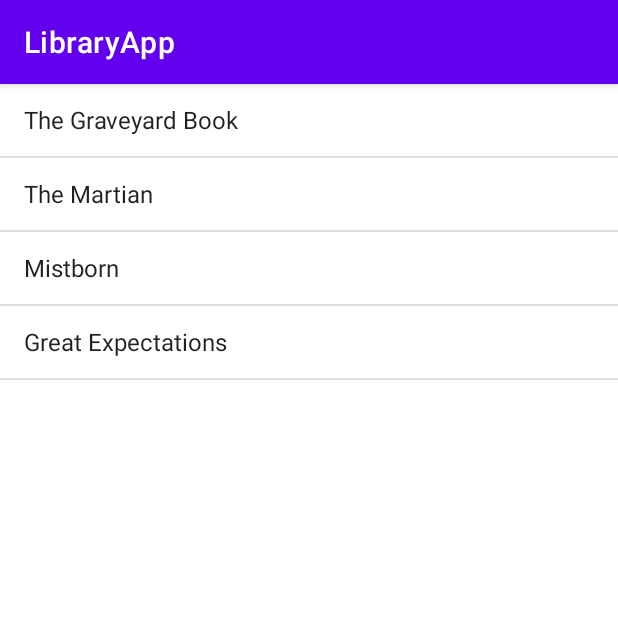
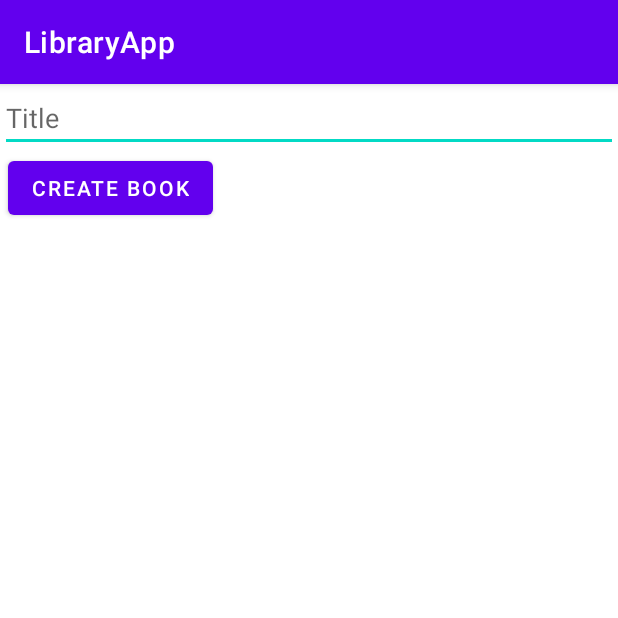
Before and after one commit to LayeredCake/library, an Android app: the screen it shows after launch (MainActivity before the commit, InsertBookActivity after it), on a phone screen of 412 x 824 dp, the top half of it. Run offline under Robolectric (Android 15) with nearby library versions, the phone set to English and light mode, and no system bars.

Commit message:
Created a new Activity for inserting a new book.

```diff
--- a/app/src/main/AndroidManifest.xml
+++ b/app/src/main/AndroidManifest.xml
@@ -10,6 +10,9 @@
         android:supportsRtl="true"
         android:theme="@style/Theme.LibraryApp">
         <activity
+            android:name=".InsertBookActivity"
+            android:exported="false" />
+        <activity
             android:name=".MainActivity"
             android:exported="true">
             <intent-filter>
--- /dev/null
+++ b/app/src/main/java/com/example/libraryapp/InsertBookActivity.kt
@@ -0,0 +1,24 @@
+package com.example.libraryapp
+
+import android.content.Intent
+import androidx.appcompat.app.AppCompatActivity
+import android.os.Bundle
+import android.widget.Button
+import android.widget.EditText
+import android.widget.Toast
+
+class InsertBookActivity : AppCompatActivity() {
+    override fun onCreate(savedInstanceState: Bundle?) {
+        super.onCreate(savedInstanceState)
+        setContentView(R.layout.activity_insert_book)
+        val button: Button = findViewById(R.id.buttonCreateBook)
+        val text: EditText = findViewById(R.id.txtTitle)
+        button.setOnClickListener() {
+            val intent = Intent()
+            intent.putExtra("title", text.text)
+            setResult(RESULT_OK, intent)
+            finish()
+        }
+    }
+
+}
--- a/app/src/main/java/com/example/libraryapp/MainActivity.kt
+++ b/app/src/main/java/com/example/libraryapp/MainActivity.kt
@@ -1,12 +1,17 @@
 package com.example.libraryapp
 
+import android.content.Intent
+import android.net.Uri
 import androidx.appcompat.app.AppCompatActivity
 import android.os.Bundle
 import android.widget.ArrayAdapter
 import android.widget.ListView
+import android.widget.Toast
+import androidx.activity.result.contract.ActivityResultContracts
 
 class MainActivity : AppCompatActivity() {
     val books = arrayOf<String>("The Graveyard Book", "The Martian", "Mistborn", "Great Expectations")
+
 
     override fun onCreate(savedInstanceState: Bundle?) {
         super.onCreate(savedInstanceState)
@@ -14,5 +19,8 @@ class MainActivity : AppCompatActivity() {
         val arrayAdapter = ArrayAdapter<String> (this, android.R.layout.simple_list_item_1, books)
         val listView: ListView = findViewById(R.id.listView)
         listView.adapter = arrayAdapter
+        val intent = Intent(this, InsertBookActivity::class.java)
+        startActivity(intent)
     }
+
 }
--- /dev/null
+++ b/app/src/main/res/layout/activity_insert_book.xml
@@ -0,0 +1,24 @@
+<?xml version="1.0" encoding="utf-8"?>
+<LinearLayout xmlns:android="http://schemas.android.com/apk/res/android"
+    xmlns:app="http://schemas.android.com/apk/res-auto"
+    xmlns:tools="http://schemas.android.com/tools"
+    android:layout_width="match_parent"
+    android:layout_height="match_parent"
+    android:orientation="vertical"
+    tools:context=".InsertBookActivity">
+
+    <EditText
+        android:id="@+id/txtTitle"
+        android:layout_width="match_parent"
+        android:layout_height="wrap_content"
+        android:hint="Title"
+        android:inputType="text" />
+
+    <Button
+        android:id="@+id/buttonCreateBook"
+        android:layout_width="wrap_content"
+        android:layout_height="wrap_content"
+        android:layout_marginLeft="5dp"
+        android:text="Create Book" />
+
+</LinearLayout>
```
